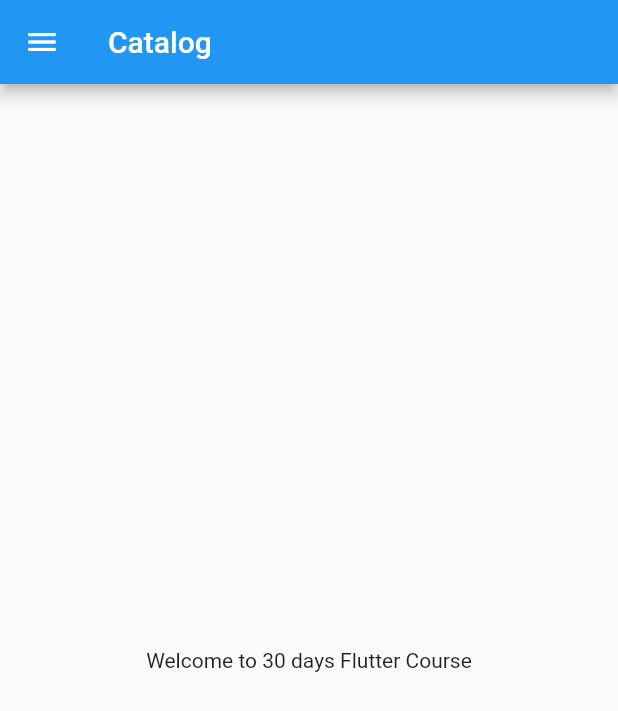
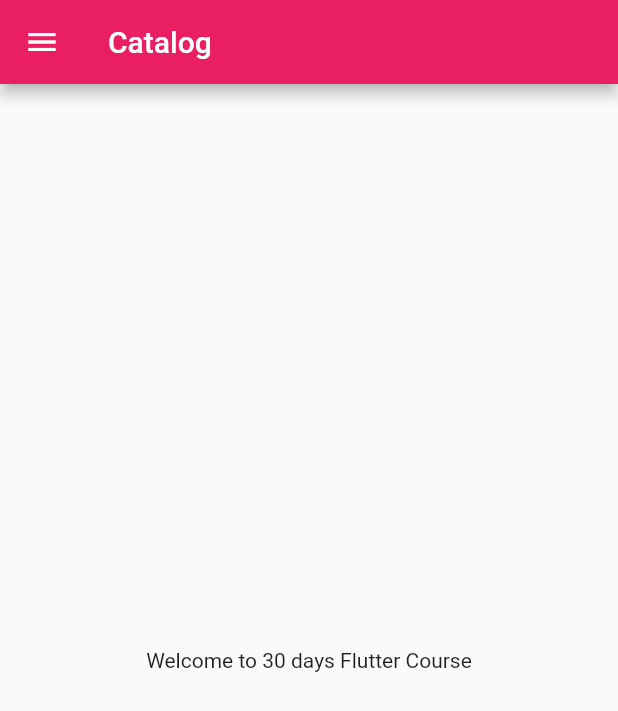
Before and after one commit to Radhika026/30DaysOfFlutter, a Flutter app: the screen it shows after launch, on a phone screen of 412 x 824 dp. Shown: the top 711 px of the screen. Run offline on Flutter 3.47's test engine with Material 2 defaults, Android fonts, the phone set to English and light mode, and no system bars.

Commit message:
day 3 completed

```diff
--- a/lib/main.dart
+++ b/lib/main.dart
@@ -1,5 +1,6 @@
 import 'package:flutter/material.dart';
-import 'package:flutter_first_project/home_page.dart';
+import 'package:flutter_first_project/pages/home_page.dart';
+import 'package:flutter_first_project/pages/login_page.dart';
 
 void main() {
   runApp(MyApp());
@@ -11,7 +12,16 @@ class MyApp extends StatelessWidget {
   @override
   Widget build(BuildContext context) {
     return MaterialApp(
-      home: HomePage(),
+      //home: HomePage(),
+      themeMode: ThemeMode.light,
+      theme: ThemeData(primarySwatch: Colors.pink),
+      darkTheme: ThemeData(
+        brightness: Brightness.dark,
+      ),
+      routes: {
+        "/": (context) => HomePage(),
+        "/login": (context) => LoginPage()
+      },
     );
   }
 }
```
Also changed, not shown: lib/pages/home_page.dart (renamed from lib/home_page.dart).
